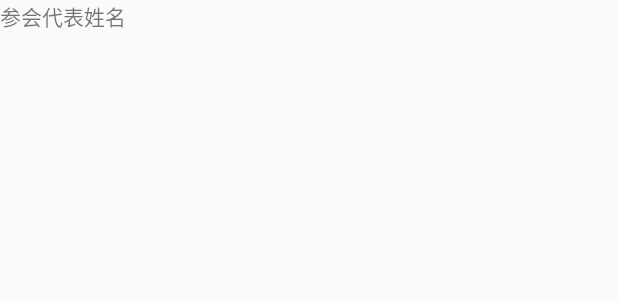
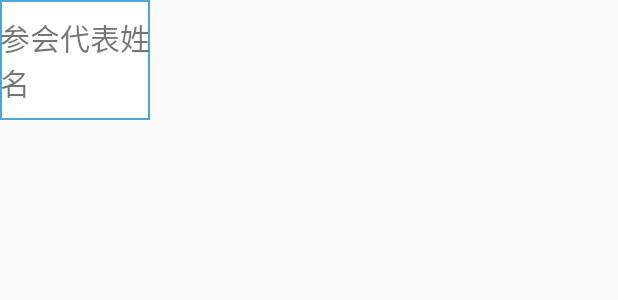
Before and after one commit to hgForAndroid/new_Z100Meeting, an Android app: the layout item_delegate_list.xml on its own in the app's theme, with its tools: preview values and no code run, on a phone screen of 412 x 824 dp. Shown: the top 300 px of the screen. Run offline under Robolectric (Android 15) with nearby library versions, the phone set to English and light mode, and no system bars.

```diff
--- a/app/src/main/java/com/gzz100/Z100_HuiYi/meeting/delegate/DelegateContract.java
+++ b/app/src/main/java/com/gzz100/Z100_HuiYi/meeting/delegate/DelegateContract.java
@@ -24,6 +24,10 @@ public interface DelegateContract {
         void showNoDelegateList();
 
         void showNoRoleList();
+
+        void setIsFirstLoad(boolean state);
+
+        void setRoleItemClickInit();
     }
     interface Presenter extends BasePresenter {
 
--- a/app/src/main/java/com/gzz100/Z100_HuiYi/meeting/delegate/DelegatePresenter.java
+++ b/app/src/main/java/com/gzz100/Z100_HuiYi/meeting/delegate/DelegatePresenter.java
@@ -28,8 +28,9 @@ public class DelegatePresenter implements DelegateContract.Presenter {
     public void start() {
         fetchRoleList();
         fetchDelegateList(0);
+        mDelegateView.setIsFirstLoad(false);
+
     }
-
 
     @Override
     public void fetchRoleList() {
@@ -38,6 +39,7 @@ public class DelegatePresenter implements DelegateContract.Presenter {
                 @Override
                 public void onRoleListLoaded(List<String> roleList) {
                     mDelegateView.showRoleList(roleList);
+
                 }
 
                 @Override
@@ -48,6 +50,7 @@ public class DelegatePresenter implements DelegateContract.Presenter {
 
 
     }
+
 
     @Override
     public void fetchDelegateList(int rolePos) {
--- /dev/null
+++ b/app/src/main/res/drawable/delegate_name_bolder.xml
@@ -0,0 +1,8 @@
+<?xml version="1.0" encoding="utf-8"?>
+<shape xmlns:android="http://schemas.android.com/apk/res/android"
+android:shape="rectangle">
+    <solid android:color="#ffffff"/>
+    <stroke android:width="1dip"
+        android:color="#4fa5d5"/>
+
+</shape>
--- a/app/src/main/res/layout/item_delegate_list.xml
+++ b/app/src/main/res/layout/item_delegate_list.xml
@@ -4,16 +4,20 @@
     android:layout_height="match_parent">
     <LinearLayout
         android:id="@+id/id_item_delegate_list_layout"
-        android:layout_width="wrap_content"
-        android:layout_height="wrap_content"
+        android:layout_width="100dp"
+        android:layout_height="80dp"
         android:orientation="horizontal"
+        android:background="@drawable/delegate_name_bolder"
+        android:gravity="center"
        >
 
         <TextView
             android:id="@+id/id_item_delegate_name"
             android:layout_width="wrap_content"
             android:layout_height="wrap_content"
-            android:text="参会代表姓名"/>
+            android:textSize="@dimen/distance_twenty_dp"
+            android:text="参会代表姓名"
+            />
 
     </LinearLayout>
 
```
Also changed, not shown: app/src/main/java/com/gzz100/Z100_HuiYi/meeting/delegate/DelegateFragment.java (+50 -3 lines), app/src/main/java/com/gzz100/Z100_HuiYi/meeting/delegate/DelegateListAdapter.java (+23 -0 lines), app/src/main/java/com/gzz100/Z100_HuiYi/meeting/delegate/RoleListAdapter.java (+22 -0 lines), app/src/main/res/layout/fragment_delegate.xml (+19 -19 lines).
